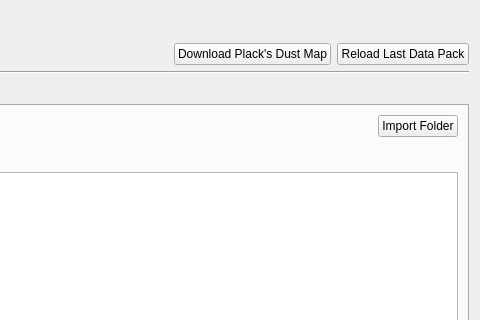
Before: the Qt Designer form PhzQtUI/auxdir/PhzQtUI/FormAuxDataManagement.ui in astrorama/Phosphoros, drawn with Qt 5; both pictures show x 593 to 1073 and y 0 to 320 of the 1073 by 831 pixel window.
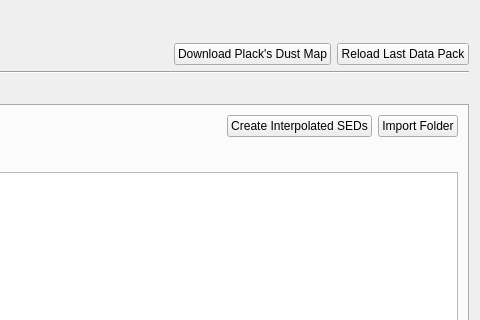
After: the same form once the commit is applied. The open tabs and pages were chosen to show the change.

Commit message: Add the SED interpolation from the UI

Patch:
```diff
--- a/PhzQtUI/auxdir/PhzQtUI/FormAuxDataManagement.ui
+++ b/PhzQtUI/auxdir/PhzQtUI/FormAuxDataManagement.ui
@@ -196,6 +196,13 @@
            </property>
           </spacer>
          </item>
+         <item>
+          <widget class="QPushButton" name="btn_interp">
+           <property name="text">
+            <string>Create Interpolated SEDs</string>
+           </property>
+          </widget>
+         </item>
          <item>
           <widget class="QPushButton" name="btn_import_sed">
            <property name="text">
```
Left out of the diff: 2 changed lines with no effect on the pictures. The commit also changes 6 other files.
